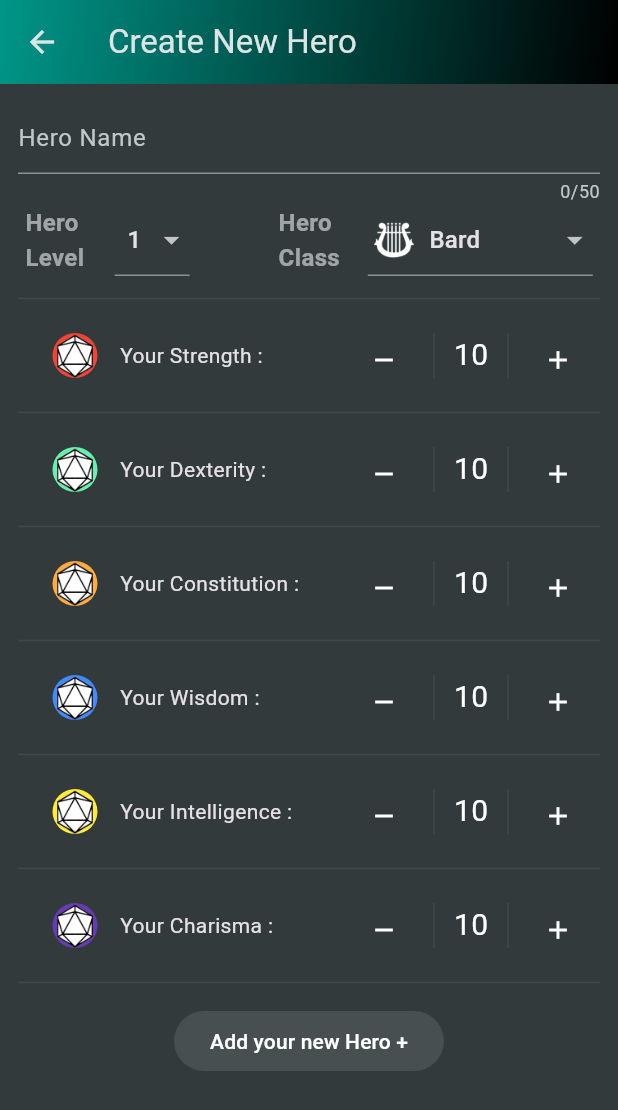
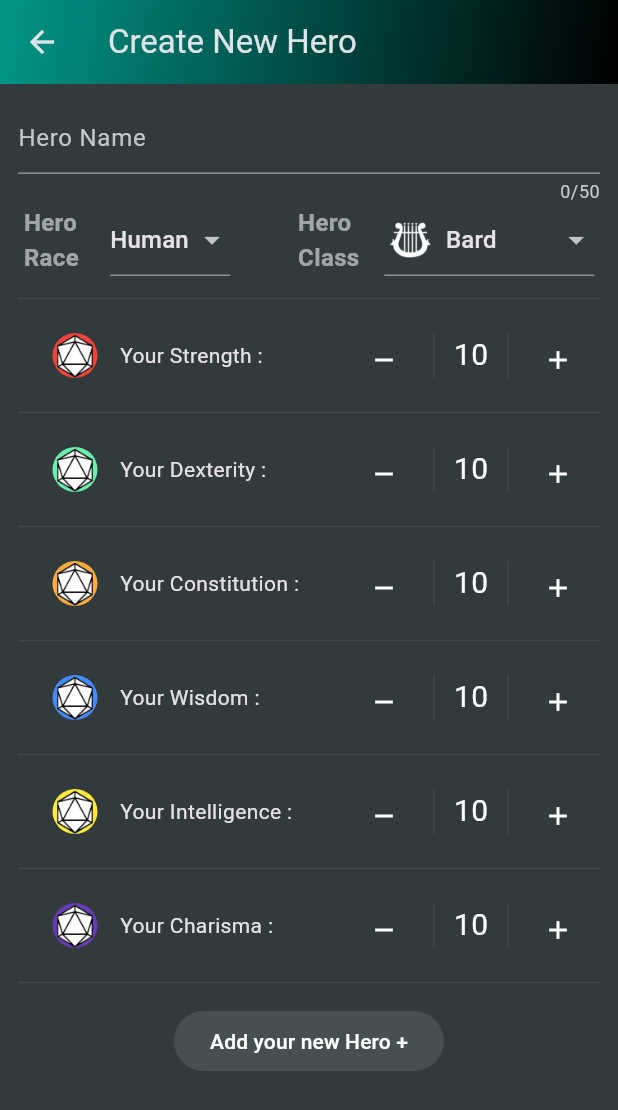
Before and after one commit to Bartosz-J-Przybyl/dhmv1, a Flutter app: the CreateHerocreen screen opened directly, on a phone screen of 412 x 824 dp. Shown: the top 1110 px of the screen. Run offline on Flutter 3.47's test engine with Material 3 defaults, Android fonts, the phone set to English and light mode, and no system bars; our stand-ins replace cloud_firestore, curved_navigation_bar, firebase_core, flutter_staggered_animations; missing offline and left inert: simple_ripple_animation; accounts and stored records are empty.

Commit message:
add possibility of choice race in create_hero_screen

```diff
--- a/lib/screens/create_hero_screen.dart
+++ b/lib/screens/create_hero_screen.dart
@@ -1,6 +1,8 @@
 import 'package:cloud_firestore/cloud_firestore.dart';
 import 'package:dhmv1/data/class_categories.dart';
+import 'package:dhmv1/data/race_categories.dart';
 import 'package:dhmv1/models/class_category.dart';
+import 'package:dhmv1/models/race_category.dart';
 import 'package:dhmv1/widgets/bottom_tab_bar.dart';
 import 'package:dhmv1/widgets/enter_value.dart';
 import 'package:flutter/material.dart';
@@ -19,9 +21,7 @@
 }
 
 class _CreateHeroState extends State<CreateHerocreen> {
-  _CreateHeroState() {
-    _selectnumber = _playern[0];
-  }
+  _CreateHeroState();
   late TextEditingController _strengthcontrrol;
   late TextEditingController _dexteritycontrrol;
   late TextEditingController _constitutioncontrrol;
@@ -29,9 +29,11 @@
   late TextEditingController _wisdomcontrrol;
   late TextEditingController _charismacontrrol;
   var heroName = "";
-  var herolvl = "";
+  var herolvl = "1";
   var heroclass = "";
   var heroclassimage = "";
+  var herorace = "";
+  var heroraceimage = "";
   int strength = 10;
   int dexterity = 10;
   int constitution = 10;
@@ -40,8 +42,8 @@
   int charisma = 10;
 
   var _selectedClass = categories[Class.bard]!;
-  final _playern = List<String>.generate(20, (i) => ' ${i + 1}');
-  String? _selectnumber = "";
+  var _selectedRace = races[Race.human]!;
+
   final _formKey = GlobalKey<FormState>();
   @override
   void initState() {
@@ -113,7 +115,7 @@
                     const SizedBox(
                       width: 50,
                       child: Text(
-                        "Hero Level",
+                        "Hero Race",
                         style: TextStyle(
                             fontSize: 16,
                             fontWeight: FontWeight.bold,
@@ -121,29 +123,31 @@
                       ),
                     ),
                     SizedBox(
-                      width: 50,
+                      width: 80,
                       child: DropdownButtonFormField(
                         isExpanded: true,
-                        value: _selectnumber,
-                        items: _playern
-                            .map((e) => DropdownMenuItem(
-                                  value: e,
-                                  child: Row(
-                                      mainAxisAlignment:
-                                          MainAxisAlignment.center,
-                                      children: [Text(e)]),
-                                ))
-                            .toList(),
+                        value: _selectedRace,
+                        items: [
+                          for (final racecategory in races.entries)
+                            DropdownMenuItem(
+                              value: racecategory.value,
+                              child: Row(
+                                mainAxisAlignment: MainAxisAlignment.start,
+                                children: [Text(racecategory.value.title)],
+                              ),
+                            ),
+                        ],
                         onChanged: (newValue) {
                           setState(() {
-                            _selectnumber = newValue as String;
-                            herolvl = newValue;
+                            _selectedRace = newValue!;
+                            heroraceimage = newValue.image;
+                            herorace = newValue.title;
                           });
                         },
                       ),
                     ),
                     const SizedBox(
-                      width: 40,
+                      width: 30,
                     ),
                     const SizedBox(
                       width: 50,
@@ -156,7 +160,7 @@
                       ),
                     ),
                     SizedBox(
-                      width: 150,
+                      width: 140,
                       child: DropdownButtonFormField(
                         isExpanded: true,
                         value: _selectedClass,
@@ -261,6 +265,8 @@
                                 "Herolvl": herolvl,
                                 "Class": heroclass,
                                 "ClassImage": heroclassimage,
+                                "Race": herorace,
+                                "RaceImage": heroraceimage,
                                 "Strength": strength,
                                 "Dexterity": dexterity,
                                 "Constitution": constitution,
```
